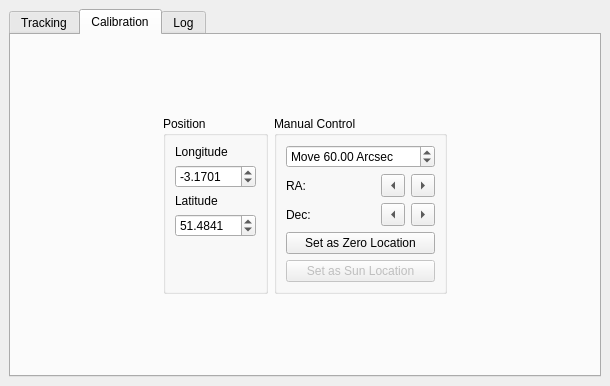
Before: the Qt Designer form solar_drive.ui in badders/solar_drive, drawn with Qt 5.
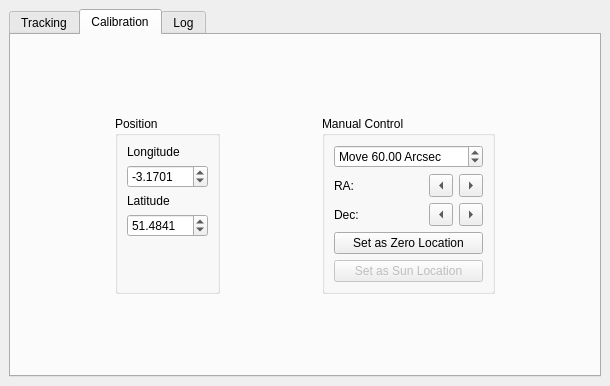
After: the same form once the commit is applied. The open tabs and pages were chosen to show the change.

Commit message: Factor out Ra/Dec formatting code

What changed in the file:
```diff
--- a/solar_drive.ui
+++ b/solar_drive.ui
@@ -402,6 +402,19 @@
             </layout>
            </widget>
           </item>
+          <item>
+           <spacer name="horizontalSpacer_5">
+            <property name="orientation">
+             <enum>Qt::Horizontal</enum>
+            </property>
+            <property name="sizeHint" stdset="0">
+             <size>
+              <width>40</width>
+              <height>20</height>
+             </size>
+            </property>
+           </spacer>
+          </item>
           <item>
            <widget class="QGroupBox" name="groupBox_4">
             <property name="title">
```
The commit also changes 1 other file.
